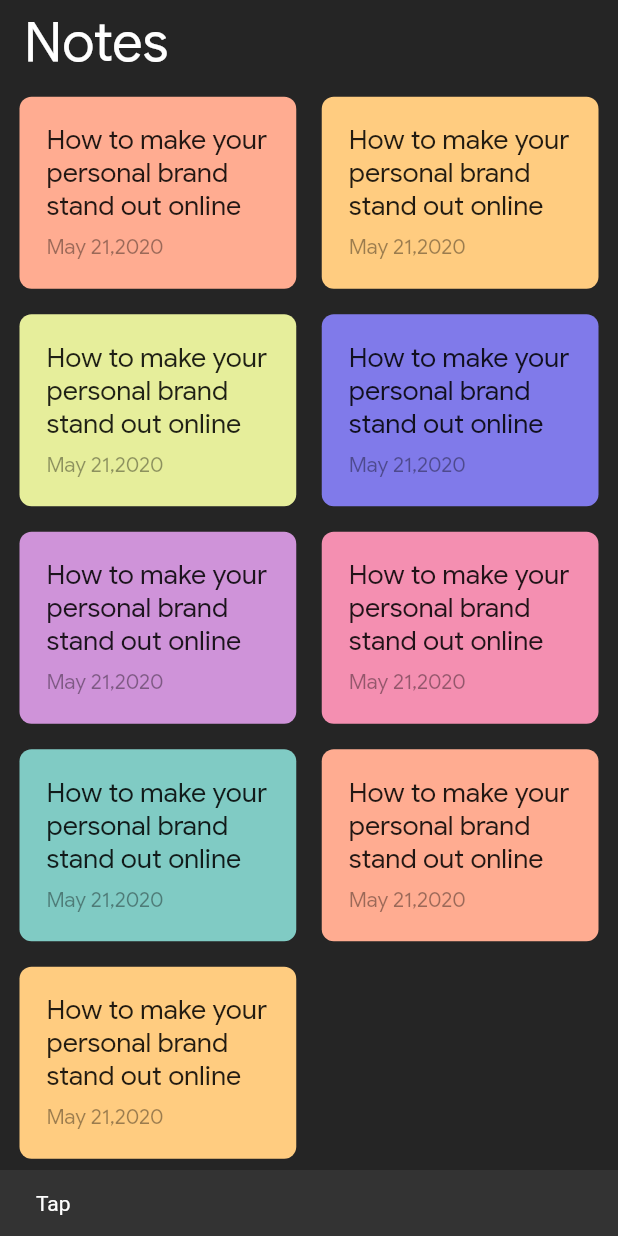
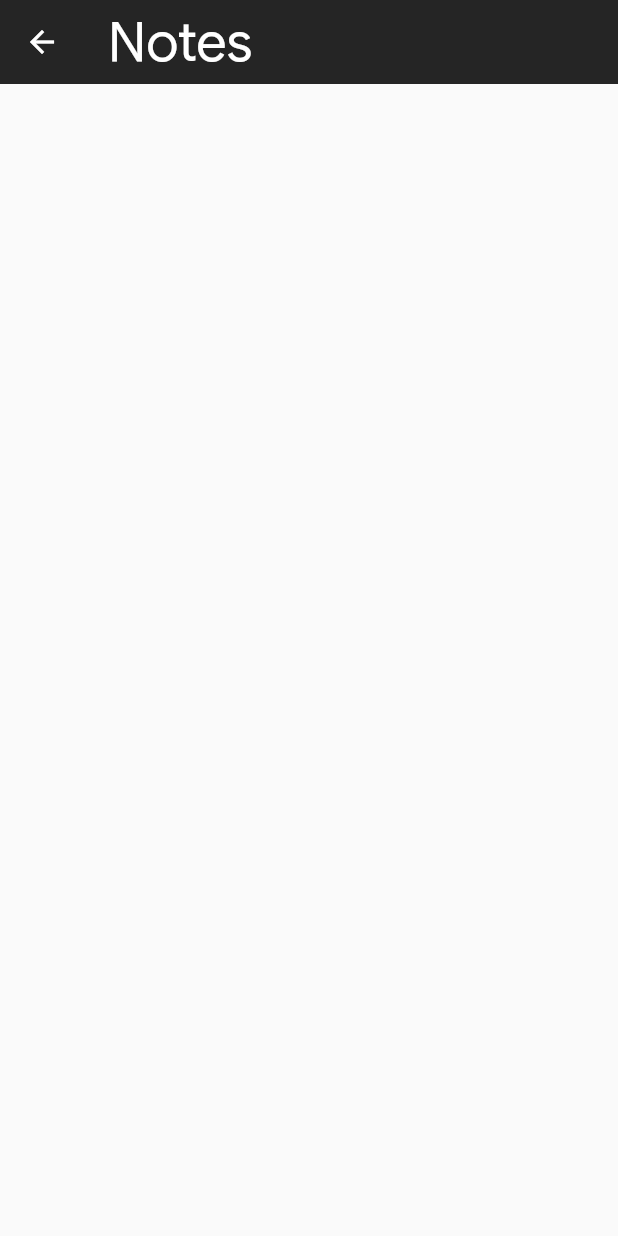
Before and after one commit to oddlyspaced/flutter-notes, a Flutter app: the screen it shows after launch, after a tap on "How to make your personal brand stand ou", on a phone screen of 412 x 824 dp. Run offline on Flutter 3.47's test engine with Material 2 defaults, Android fonts, the phone set to English and light mode, and no system bars.

Commit message:
Init empty editnote activity

```diff
--- /dev/null
+++ b/lib/editnote.dart
@@ -0,0 +1,25 @@
+import 'package:flutter/material.dart';
+
+class EditNote extends StatefulWidget {
+  @override
+  _EditNoteState createState() => _EditNoteState();
+}
+
+class _EditNoteState extends State<EditNote> {
+  @override
+  Widget build(BuildContext context) {
+    return Scaffold(
+      appBar: AppBar(
+        backgroundColor: Color.fromARGB(255, 37, 37, 37),
+        elevation: 0,
+        title: Text(
+          "Notes",
+          style: TextStyle(
+            fontFamily: "GoogleSans",
+            fontSize: 36,
+          ),
+        ),
+      ),
+    );
+  }
+}
--- a/lib/main.dart
+++ b/lib/main.dart
@@ -1,4 +1,5 @@
 import 'package:flutter/material.dart';
+import 'package:notes/editnote.dart';
 
 void main() {
   runApp(NotesApp());
@@ -79,9 +80,10 @@ class _NotesListState extends State<NotesList> {
                     ),
                     child: InkWell(
                       onTap: () {
-                        Scaffold.of(context).showSnackBar(SnackBar(
-                          content: Text('Tap'),
-                        ));
+                        Navigator.push(
+                          context,
+                          MaterialPageRoute(builder: (context) => EditNote()),
+                        );
                       },
                       child: Card(
                         shape: RoundedRectangleBorder(
```
